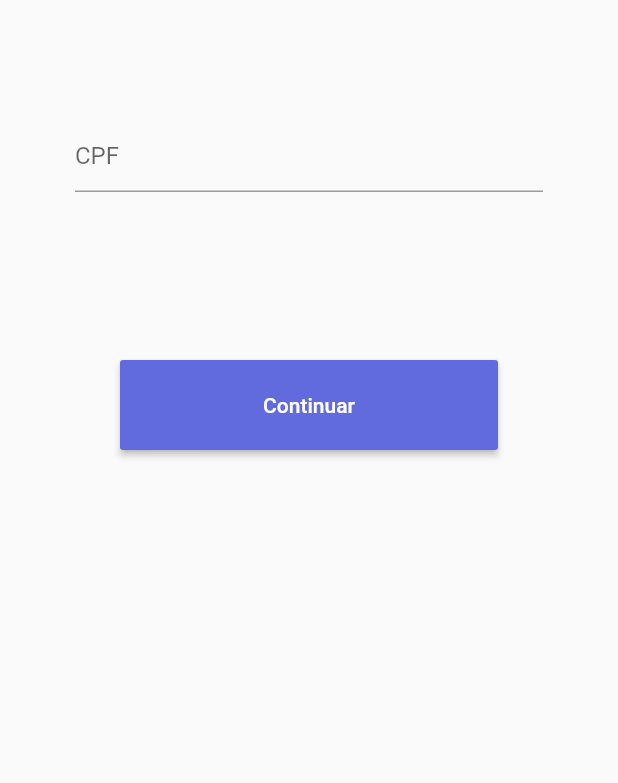
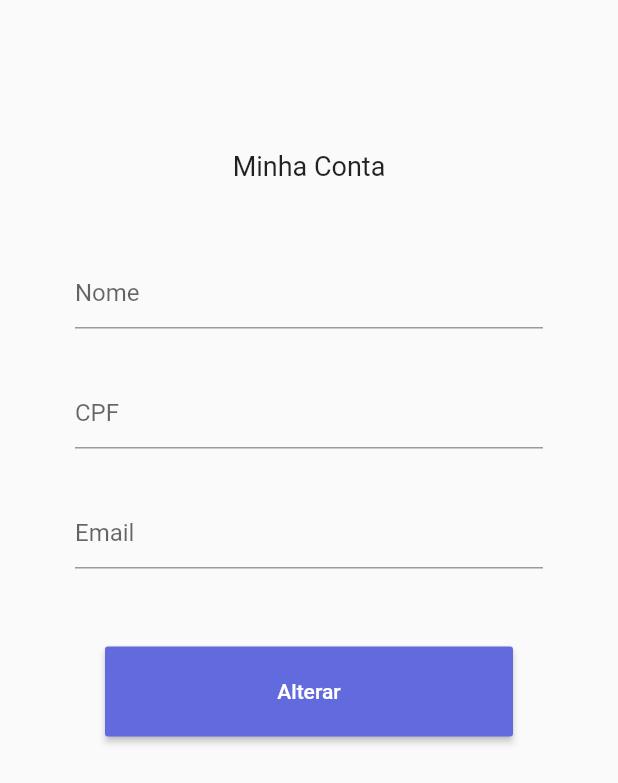
Before and after one commit to gabrielbarreto030/Agendaconsulta, a Flutter app: the screen it shows after launch, on a phone screen of 412 x 824 dp. Shown: the top 783 px of the screen. Run offline on Flutter 3.47's test engine with Material 2 defaults, Android fonts, the phone set to English and light mode, and no system bars; our stand-ins replace flare_flutter.

Commit message:
Finish Screen

```diff
--- a/lib/views/android/android_app_main.dart
+++ b/lib/views/android/android_app_main.dart
@@ -1,11 +1,14 @@
+import 'dart:io';
+
 import 'package:agendaconsulta/views/android/pages/choice_page_view.dart';
+import 'package:agendaconsulta/views/android/pages/main_page_view.dart';
+import 'package:agendaconsulta/views/ios/pages/main_page_view.dart';
+import 'package:agendaconsulta/views/shared/pages/account_page_view.dart';
 import 'package:agendaconsulta/views/shared/pages/login_page_view.dart';
+import 'package:agendaconsulta/views/shared/pages/main_page_view.dart';
 import 'package:agendaconsulta/views/shared/pages/medical_choice_view.dart';
 import 'package:agendaconsulta/views/android/pages/specialty_page_android_view.dart';
 import 'package:agendaconsulta/views/android/themes/theme_light.dart';
-import 'package:agendaconsulta/views/shared/pages/scheduling_page_view.dart';
-import 'package:agendaconsulta/views/shared/pages/signCPF_view.dart';
-import 'package:agendaconsulta/views/shared/pages/sign_page_view.dart';
 import 'package:flutter/material.dart';
 
 class AndroidApp extends StatelessWidget {
@@ -14,6 +17,7 @@ class AndroidApp extends StatelessWidget {
     return MaterialApp(
         debugShowCheckedModeBanner: false,
         theme: themeDataLight(),
-        home: Scaffold(body: SignupCPF()));
+        home: Scaffold(body: Account()));
+    //home: Scaffold(body: Platform.isIOS ? MainIos() : MainAndroid()));
   }
 }
--- /dev/null
+++ b/lib/views/shared/pages/account_page_view.dart
@@ -0,0 +1,50 @@
+import 'dart:io';
+
+import 'package:agendaconsulta/views/android/widgets/buttonAndroid_widget.dart';
+import 'package:agendaconsulta/views/android/widgets/textFieldAndroid_widget.dart';
+import 'package:agendaconsulta/views/ios/widgets/TextFieldIos_widget.dart';
+import 'package:flutter/widgets.dart';
+
+class Account extends StatelessWidget {
+  @override
+  Widget build(BuildContext context) {
+    return Container(
+        padding: EdgeInsets.symmetric(horizontal: 20, vertical: 100),
+        width: double.infinity,
+        height: double.infinity,
+        child: ListView(
+          children: <Widget>[
+            Center(
+                child: Text(
+              "Minha Conta",
+              style: TextStyle(fontSize: 18),
+            )),
+            SizedBox(
+              height: 50,
+            ),
+            Container(
+                child: Platform.isIOS
+                    ? TextFieldIos("nome")
+                    : TextFieldAndroid("nome")),
+            SizedBox(
+              height: 20,
+            ),
+            Container(
+                child: Platform.isIOS
+                    ? TextFieldIos("cpf")
+                    : TextFieldAndroid("cpf")),
+            SizedBox(
+              height: 20,
+            ),
+            Container(
+                child: Platform.isIOS
+                    ? TextFieldIos("email")
+                    : TextFieldAndroid("email")),
+            SizedBox(
+              height: 40,
+            ),
+            ButtonAndroid("Alterar")
+          ],
+        ));
+  }
+}
--- a/pubspec.yaml
+++ b/pubspec.yaml
@@ -27,7 +27,7 @@ dependencies:
 
   # The following adds the Cupertino Icons font to your application.
   # Use with the CupertinoIcons class for iOS style icons.
-  cupertino_icons: ^0.1.3
+  cupertino_icons: ^<latest-version>
   flare_flutter: ^2.0.6
   provider: ^4.3.2+2
 
```
Also changed, not shown: lib/views/android/pages/main_page_view.dart (added, +18 -0 lines), lib/views/ios/pages/main_page_view.dart (added, +20 -0 lines), lib/views/shared/pages/main_page_view.dart (added, +46 -0 lines), lib/views/shared/widgets/schecule_Mark_widget.dart (added, +77 -0 lines).
